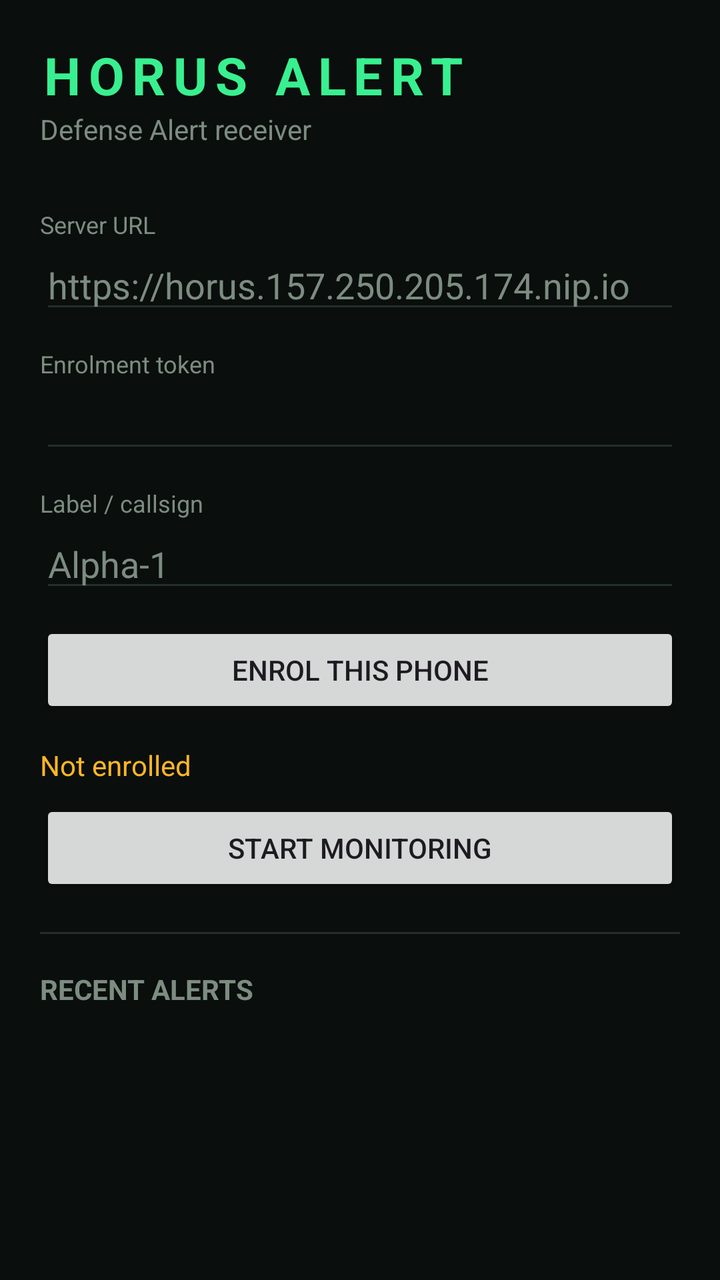
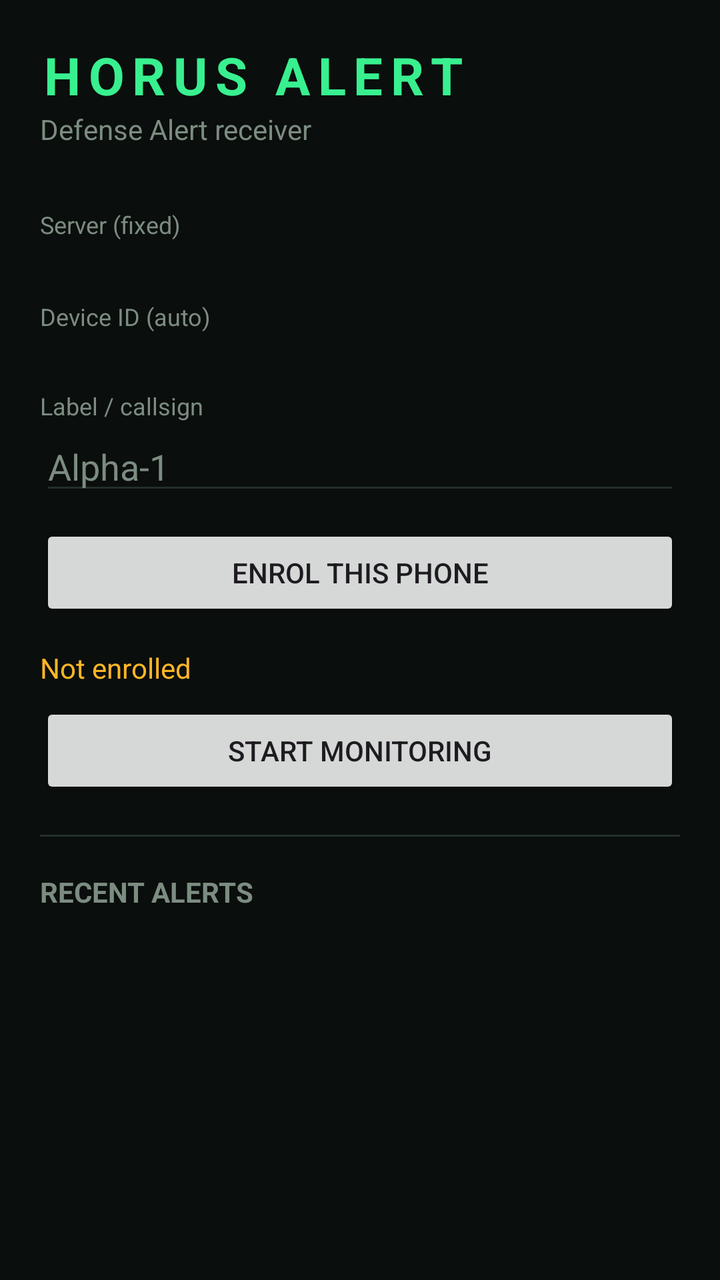

Before-and-after screenshots of an Android layout around one commit, followed by the original layout XML and the change that was made.
<!-- AndroidManifest.xml: application theme Theme.HorusAlert -->
<!-- res/layout/activity_main.xml -->
<?xml version="1.0" encoding="utf-8"?>
<ScrollView xmlns:android="http://schemas.android.com/apk/res/android"
    android:layout_width="match_parent"
    android:layout_height="match_parent"
    android:background="@color/bg"
    android:fillViewport="true">

    <LinearLayout
        android:layout_width="match_parent"
        android:layout_height="wrap_content"
        android:orientation="vertical"
        android:padding="20dp">

        <TextView
            android:layout_width="wrap_content"
            android:layout_height="wrap_content"
            android:text="HORUS ALERT"
            android:textColor="@color/green"
            android:textSize="26sp"
            android:textStyle="bold"
            android:letterSpacing="0.15" />

        <TextView
            android:layout_width="wrap_content"
            android:layout_height="wrap_content"
            android:layout_marginBottom="18dp"
            android:text="Defense Alert receiver"
            android:textColor="@color/dim" />

        <TextView style="@style/Lbl" android:text="Server URL" />
        <EditText
            android:id="@+id/serverEt"
            style="@style/Inp"
            android:hint="https://horus.157.250.205.174.nip.io"
            android:inputType="textUri" />

        <TextView style="@style/Lbl" android:text="Enrolment token" />
        <EditText
            android:id="@+id/enrolEt"
            style="@style/Inp"
            android:inputType="textPassword" />

        <TextView style="@style/Lbl" android:text="Label / callsign" />
        <EditText
            android:id="@+id/labelEt"
            style="@style/Inp"
            android:hint="Alpha-1"
            android:inputType="text" />

        <Button
            android:id="@+id/enrolBtn"
            android:layout_width="match_parent"
            android:layout_height="wrap_content"
            android:layout_marginTop="10dp"
            android:text="ENROL THIS PHONE" />

        <TextView
            android:id="@+id/statusTv"
            android:layout_width="wrap_content"
            android:layout_height="wrap_content"
            android:layout_marginTop="14dp"
            android:text="Not enrolled"
            android:textColor="@color/amber" />

        <Button
            android:id="@+id/toggleBtn"
            android:layout_width="match_parent"
            android:layout_height="wrap_content"
            android:layout_marginTop="8dp"
            android:text="START MONITORING" />

        <View
            android:layout_width="match_parent"
            android:layout_height="1dp"
            android:layout_marginTop="18dp"
            android:layout_marginBottom="18dp"
            android:background="@color/line" />

        <TextView
            android:layout_width="wrap_content"
            android:layout_height="wrap_content"
            android:layout_marginBottom="10dp"
            android:text="RECENT ALERTS"
            android:textColor="@color/dim"
            android:textStyle="bold" />

        <LinearLayout
            android:id="@+id/alertsContainer"
            android:layout_width="match_parent"
            android:layout_height="wrap_content"
            android:orientation="vertical" />
    </LinearLayout>
</ScrollView>
<!-- resources referenced by this layout -->
<resources>
  <color name="amber">#FFB627</color>
  <color name="bg">#0A0E0C</color>
  <color name="dim">#7C8C81</color>
  <color name="green">#38F08F</color>
  <color name="line">#233029</color>
  <style name="Inp">
          <item name="android:layout_width">match_parent</item>
          <item name="android:layout_height">wrap_content</item>
          <item name="android:textColor">@color/text</item>
          <item name="android:textColorHint">@color/dim</item>
          <item name="android:backgroundTint">@color/line</item>
      </style>
  <style name="Lbl">
          <item name="android:layout_width">wrap_content</item>
          <item name="android:layout_height">wrap_content</item>
          <item name="android:textColor">@color/dim</item>
          <item name="android:textSize">12sp</item>
          <item name="android:layout_marginTop">12dp</item>
      </style>
  <style name="Theme.HorusAlert" parent="Theme.Material3.DayNight.NoActionBar">
          <item name="colorPrimary">@color/green</item>
          <item name="colorOnPrimary">@color/black</item>
          <item name="android:statusBarColor">@color/bg</item>
          <item name="android:windowBackground">@color/bg</item>
      </style>
  <color name="text">#C8D6CC</color>
  <color name="black">#000000</color>
</resources>

<!-- the commit's change to res/layout/activity_main.xml (unified diff, before → after) -->
@@ -27,18 +27,23 @@
             android:text="Defense Alert receiver"
             android:textColor="@color/dim" />
 
-        <TextView style="@style/Lbl" android:text="Server URL" />
-        <EditText
-            android:id="@+id/serverEt"
-            style="@style/Inp"
-            android:hint="https://horus.157.250.205.174.nip.io"
-            android:inputType="textUri" />
+        <TextView style="@style/Lbl" android:text="Server (fixed)" />
+        <TextView
+            android:id="@+id/serverTv"
+            android:layout_width="match_parent"
+            android:layout_height="wrap_content"
+            android:textColor="@color/text"
+            android:textSize="13sp"
+            android:textIsSelectable="true" />
 
-        <TextView style="@style/Lbl" android:text="Enrolment token" />
-        <EditText
-            android:id="@+id/enrolEt"
-            style="@style/Inp"
-            android:inputType="textPassword" />
+        <TextView style="@style/Lbl" android:text="Device ID (auto)" />
+        <TextView
+            android:id="@+id/deviceTv"
+            android:layout_width="match_parent"
+            android:layout_height="wrap_content"
+            android:textColor="@color/dim"
+            android:textSize="12sp"
+            android:textIsSelectable="true" />
 
         <TextView style="@style/Lbl" android:text="Label / callsign" />
         <EditText
<!-- resource entries referenced after the edit -->
@@ -5,6 +5,7 @@
   <color name="dim">#7C8C81</color>
   <color name="green">#38F08F</color>
   <color name="line">#233029</color>
+  <color name="text">#C8D6CC</color>
   <style name="Inp">
           <item name="android:layout_width">match_parent</item>
           <item name="android:layout_height">wrap_content</item>
@@ -25,7 +26,6 @@
           <item name="android:statusBarColor">@color/bg</item>
           <item name="android:windowBackground">@color/bg</item>
       </style>
-  <color name="text">#C8D6CC</color>
   <color name="black">#000000</color>
 </resources>
 
